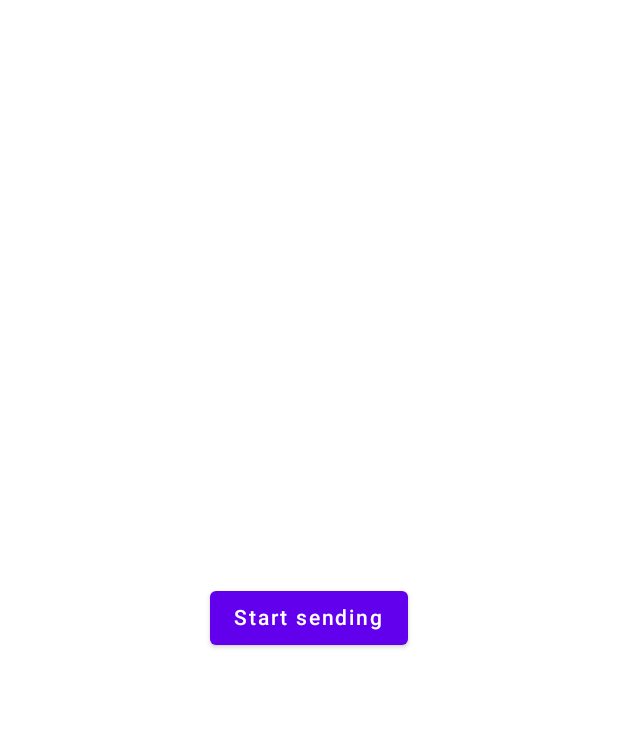
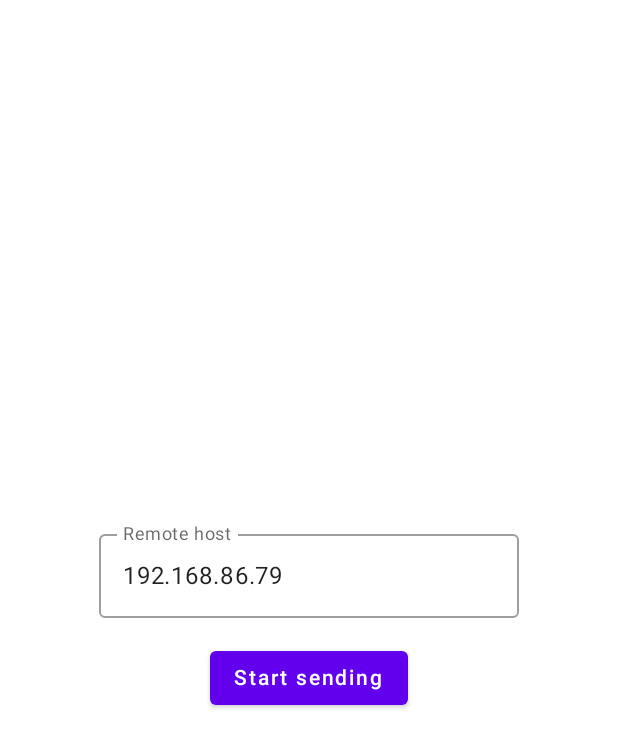
Before and after one commit to niusounds/libReaStream, an Android app built with Jetpack Compose: the screen it shows after launch (MainActivity), on a phone screen of 412 x 824 dp. Shown: the top 748 px of the screen. Run offline under Robolectric (Android 15) with nearby library versions, the phone set to English and light mode, and no system bars.

Commit message:
Remote host text field

```diff
--- a/sender/src/main/java/com/niusounds/libreastream/sample/sender/MainActivity.kt
+++ b/sender/src/main/java/com/niusounds/libreastream/sample/sender/MainActivity.kt
@@ -7,10 +7,13 @@ import android.widget.Toast
 import androidx.activity.ComponentActivity
 import androidx.activity.compose.setContent
 import androidx.activity.result.contract.ActivityResultContracts
+import androidx.compose.foundation.layout.Arrangement
 import androidx.compose.foundation.layout.Box
+import androidx.compose.foundation.layout.Column
 import androidx.compose.foundation.layout.fillMaxSize
 import androidx.compose.material.Button
 import androidx.compose.material.MaterialTheme
+import androidx.compose.material.OutlinedTextField
 import androidx.compose.material.Text
 import androidx.compose.runtime.Composable
 import androidx.compose.runtime.collectAsState
@@ -21,6 +24,7 @@ import androidx.compose.runtime.setValue
 import androidx.compose.ui.Alignment
 import androidx.compose.ui.Modifier
 import androidx.compose.ui.tooling.preview.Preview
+import androidx.compose.ui.unit.dp
 import androidx.lifecycle.lifecycleScope
 import com.niusounds.libreastream.sender.AudioRecordInput
 import com.niusounds.libreastream.sender.ReaStreamSender
@@ -49,15 +53,19 @@ class MainActivity : ComponentActivity() {
     }
 
     private val recording = MutableStateFlow(false)
+    private val remoteHost = MutableStateFlow("192.168.86.79")
     private var recordingJob: Job? = null
 
     override fun onCreate(savedInstanceState: Bundle?) {
         super.onCreate(savedInstanceState)
         setContent {
             val sending by recording.collectAsState()
+            val host by remoteHost.collectAsState()
             MaterialTheme {
                 SenderScreen(
+                    remoteHost = host,
                     sending = sending,
+                    onChangeRemoteHost = { remoteHost.value = it },
                     onStart = {
                         checkPermission.launch(Manifest.permission.RECORD_AUDIO)
                     },
@@ -82,7 +90,7 @@ class MainActivity : ComponentActivity() {
                 identifier = "android",
                 sampleRate = sampleRate,
                 channels = channels,
-                remoteHost = "192.168.86.79",
+                remoteHost = remoteHost.value,
             )
 
             input.readAudio()
@@ -113,13 +121,24 @@ class MainActivity : ComponentActivity() {
 
 @Composable
 fun SenderScreen(
+    remoteHost: String,
     sending: Boolean,
+    onChangeRemoteHost: (String) -> Unit,
     onStart: () -> Unit = {},
     onStop: () -> Unit = {},
 ) {
     Box(Modifier.fillMaxSize()) {
+        Column(
+            Modifier.align(Alignment.Center),
+            horizontalAlignment = Alignment.CenterHorizontally,
+            verticalArrangement = Arrangement.spacedBy(16.dp),
+        ) {
+            OutlinedTextField(
+                value = remoteHost,
+                onValueChange = onChangeRemoteHost,
+                label = { Text("Remote host") }
+            )
             Button(
-            modifier = Modifier.align(Alignment.Center),
                 onClick = {
                     if (sending) {
                         onStop()
@@ -137,6 +156,7 @@ fun SenderScreen(
             }
         }
     }
+}
 
 @Preview(showBackground = true, showSystemUi = true)
 @Composable
@@ -144,11 +164,18 @@ fun DefaultPreview() {
     var sending by remember {
         mutableStateOf(false)
     }
+
+    var host by remember {
+        mutableStateOf("")
+    }
+
     MaterialTheme {
         SenderScreen(
+            remoteHost = host,
             sending = sending,
+            onChangeRemoteHost = { host = it },
             onStart = { sending = true },
-            onStop = { sending = false }
+            onStop = { sending = false },
         )
     }
 }
```
Lines whose indentation alone changed are shown as unchanged.
